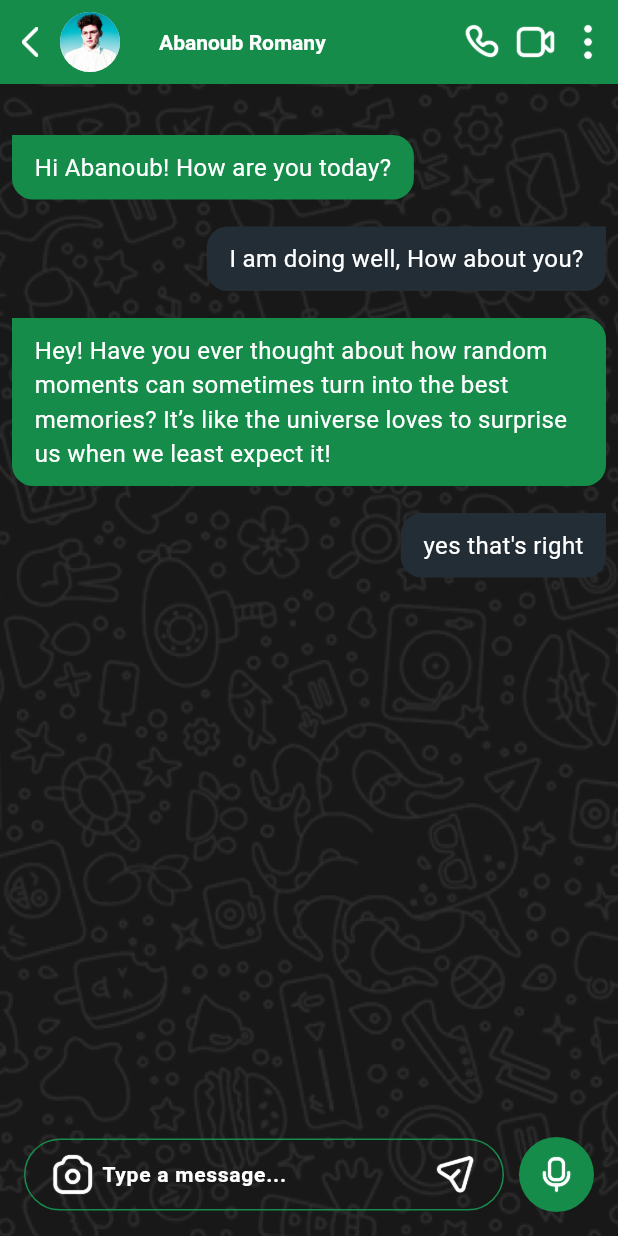
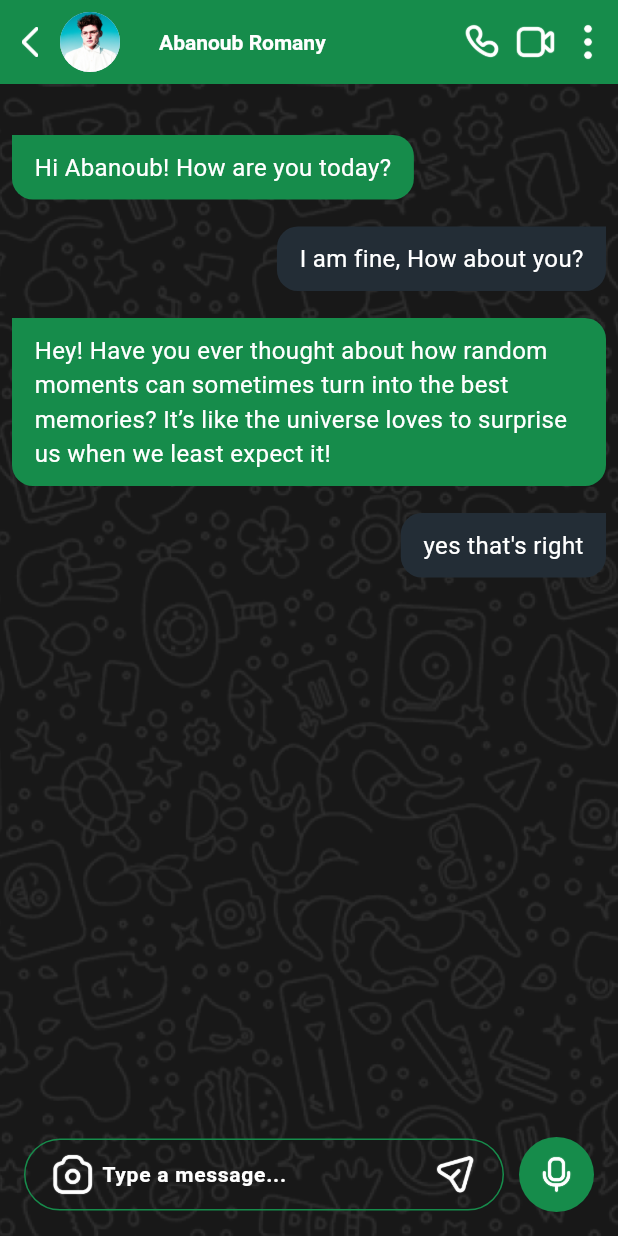
Before and after one commit to Abanob-romany/whats_app, a Flutter app: the screen it shows after launch, on a phone screen of 412 x 824 dp. Run offline on Flutter 3.47's test engine with Material 3 defaults, Android fonts, the phone set to English and light mode, and no system bars.

Commit message:
Update main.dart to test

```diff
--- a/lib/main.dart
+++ b/lib/main.dart
@@ -86,7 +86,7 @@ class MyApp extends StatelessWidget {
                 ),
                 SizedBox(height: 10),
                 MessageBubble(
-                  text: 'I am doing well, How about you?',
+                  text: 'I am fine, How about you?',
                   isMe: true,
                 ),
                 SizedBox(height: 10),
```
